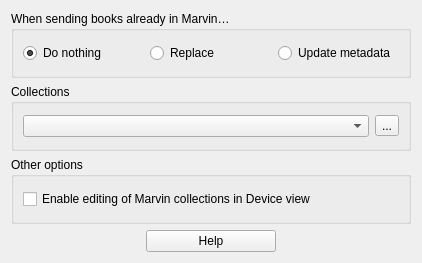
Old version of the form widgets/marvin.ui in the repository Philantrop/calibre-ios-reader-applications.
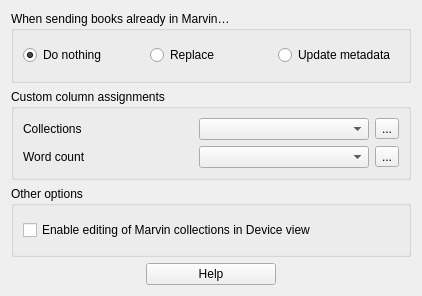
New version of the form.

Commit message: Fix for GoodReader filenames with unicode chars. Added Word count support for sending books with wordcount attribute in uploadbooks, updatemetadata.

The edit to the form file:
```diff
--- a/widgets/marvin.ui
+++ b/widgets/marvin.ui
@@ -7,7 +7,7 @@
     <x>0</x>
     <y>0</y>
     <width>422</width>
-    <height>263</height>
+    <height>296</height>
    </rect>
   </property>
   <property name="windowTitle">
@@ -24,21 +24,45 @@
 &lt;p style=&quot; margin-top:0px; margin-bottom:0px; margin-left:0px; margin-right:0px; -qt-block-indent:0; text-indent:0px;&quot;&gt;&lt;span style=&quot; font-size:12pt;&quot;&gt;Checked columns will be used to assign collections in Marvin.&lt;/span&gt;&lt;/p&gt;&lt;/body&gt;&lt;/html&gt;</string>
      </property>
      <property name="title">
-      <string>Collections</string>
+      <string>Custom column assignments</string>
      </property>
      <layout class="QGridLayout" name="gridLayout_3">
       <item row="0" column="0">
        <layout class="QGridLayout" name="gridLayout_2">
-        <item row="0" column="0">
-         <widget class="QComboBox" name="collections_comboBox"/>
-        </item>
         <item row="0" column="1">
+         <widget class="QComboBox" name="collections_comboBox"/>
+        </item>
+        <item row="0" column="2">
          <widget class="QToolButton" name="collections_wizard_tb">
           <property name="text">
            <string>...</string>
           </property>
          </widget>
         </item>
+        <item row="0" column="0">
+         <widget class="QLabel" name="label">
+          <property name="text">
+           <string>Collections</string>
+          </property>
+         </widget>
+        </item>
+        <item row="1" column="0">
+         <widget class="QLabel" name="label_2">
+          <property name="text">
+           <string>Word count</string>
+          </property>
+         </widget>
+        </item>
+        <item row="1" column="1">
+         <widget class="QComboBox" name="word_count_comboBox"/>
+        </item>
+        <item row="1" column="2">
+         <widget class="QToolButton" name="word_count_wizard_tb">
+          <property name="text">
+           <string>...</string>
+          </property>
+         </widget>
+        </item>
        </layout>
       </item>
      </layout>
```
Left out of the diff: 6 changed lines with no effect on the pictures. The commit also changes 7 other files.
